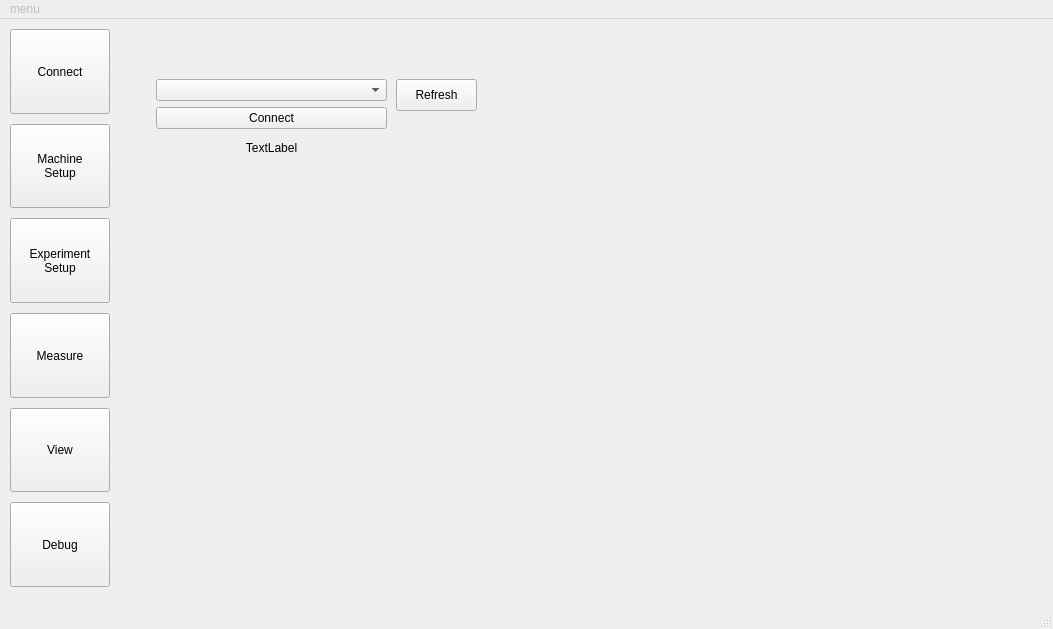
Old version of the form src/main/resources/base/design.ui in the repository OndrejPistora/thymos-loader.
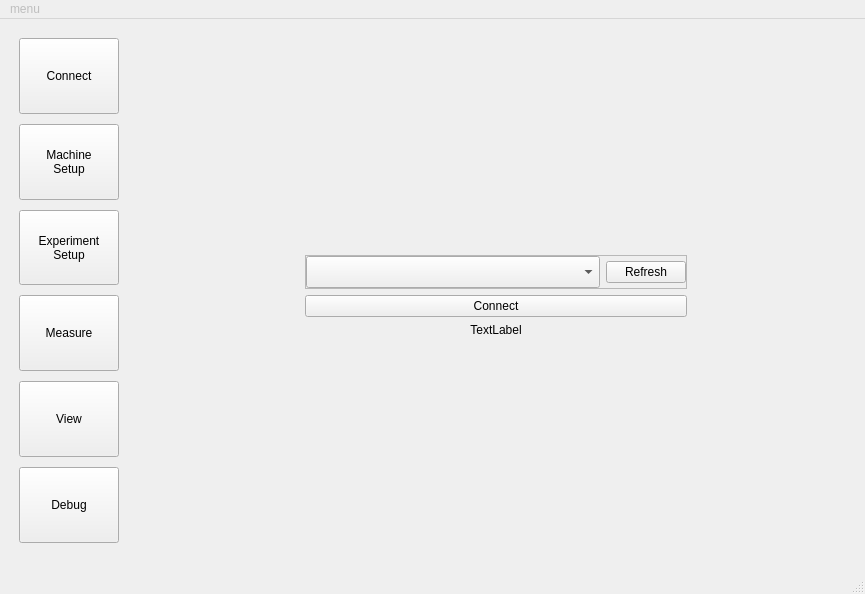
New version of the form. The open tabs and pages were chosen to show the change. Custom widgets are drawn as their Qt base class.

Commit message: save, quit unexpectedly

The edit to the form file:
```diff
--- a/src/main/resources/base/design.ui
+++ b/src/main/resources/base/design.ui
@@ -6,8 +6,8 @@
    <rect>
     <x>0</x>
     <y>0</y>
-    <width>1053</width>
-    <height>629</height>
+    <width>865</width>
+    <height>594</height>
    </rect>
   </property>
   <property name="windowTitle">
@@ -49,11 +49,13 @@
      <number>0</number>
     </property>
     <item>
+     <widget class="QFrame" name="horizontalFrame">
      <layout class="QHBoxLayout" name="horizontalLayout">
       <property name="sizeConstraint">
        <enum>QLayout::SetDefaultConstraint</enum>
       </property>
       <item>
+        <widget class="QFrame" name="mainMenu">
        <layout class="QVBoxLayout" name="verticalLayout" stretch="0,0,0,0,0,0,0">
         <property name="spacing">
          <number>10</number>
@@ -275,6 +277,7 @@
          </spacer>
         </item>
        </layout>
+        </widget>
       </item>
       <item>
        <widget class="QStackedWidget" name="stackedWidget">
@@ -306,31 +309,92 @@
          <number>1</number>
         </property>
         <widget class="QWidget" name="Connect">
+          <layout class="QGridLayout" name="gridLayout">
+           <item row="1" column="1">
+            <widget class="QFrame" name="fConnect">
+             <property name="minimumSize">
+              <size>
+               <width>400</width>
+               <height>0</height>
+              </size>
+             </property>
+             <layout class="QVBoxLayout" name="verticalLayout_25">
+              <item>
+               <widget class="QFrame" name="frame">
+                <property name="minimumSize">
+                 <size>
+                  <width>0</width>
+                  <height>32</height>
+                 </size>
+                </property>
+                <property name="frameShape">
+                 <enum>QFrame::StyledPanel</enum>
+                </property>
+                <property name="frameShadow">
+                 <enum>QFrame::Raised</enum>
+                </property>
+                <layout class="QHBoxLayout" name="horizontalLayout_13">
+                 <property name="leftMargin">
+                  <number>0</number>
+                 </property>
+                 <property name="topMargin">
+                  <number>0</number>
+                 </property>
+                 <property name="rightMargin">
+                  <number>0</number>
+                 </property>
+                 <property name="bottomMargin">
+                  <number>0</number>
+                 </property>
+                 <item>
+                  <widget class="QComboBox" name="serialPortSelection">
+                   <property name="sizePolicy">
+                    <sizepolicy hsizetype="Expanding" vsizetype="Maximum">
+                     <horstretch>0</horstretch>
+                     <verstretch>0</verstretch>
+                    </sizepolicy>
+                   </property>
+                   <property name="minimumSize">
+                    <size>
+                     <width>0</width>
+                     <height>32</height>
+                    </size>
+                   </property>
+                   <property name="maximumSize">
+                    <size>
+                     <width>16777215</width>
+                     <height>32</height>
+                    </size>
+                   </property>
+                   <property name="baseSize">
+                    <size>
+                     <width>0</width>
+                     <height>32</height>
+                    </size>
+                   </property>
+                  </widget>
+                 </item>
+                 <item>
          <widget class="QPushButton" name="butRefresh">
-          <property name="geometry">
-           <rect>
-            <x>270</x>
-            <y>60</y>
-            <width>81</width>
-            <height>32</height>
-           </rect>
+                   <property name="sizePolicy">
+                    <sizepolicy hsizetype="Preferred" vsizetype="Fixed">
+                     <horstretch>0</horstretch>
+                     <verstretch>0</verstretch>
+                    </sizepolicy>
+                   </property>
+                   <property name="baseSize">
+                    <size>
+                     <width>50</width>
+                     <height>0</height>
+                    </size>
           </property>
           <property name="text">
            <string>Refresh</string>
           </property>
          </widget>
-         <widget class="QWidget" name="">
-          <property name="geometry">
-           <rect>
-            <x>30</x>
-            <y>60</y>
-            <width>231</width>
-            <height>81</height>
-           </rect>
-          </property>
-          <layout class="QVBoxLayout" name="verticalLayout_25">
-           <item>
-            <widget class="QComboBox" name="serialPortSelection"/>
+                 </item>
+                </layout>
+               </widget>
            </item>
            <item>
             <widget class="QPushButton" name="buttonConnect">
@@ -351,6 +415,60 @@
            </item>
           </layout>
          </widget>
+           </item>
+           <item row="1" column="0">
+            <spacer name="horizontalSpacer_5">
+             <property name="orientation">
+              <enum>Qt::Horizontal</enum>
+             </property>
+             <property name="sizeHint" stdset="0">
+              <size>
+               <width>40</width>
+               <height>20</height>
+              </size>
+             </property>
+            </spacer>
+           </item>
+           <item row="2" column="1">
+            <spacer name="verticalSpacer_8">
+             <property name="orientation">
+              <enum>Qt::Vertical</enum>
+             </property>
+             <property name="sizeHint" stdset="0">
+              <size>
+               <width>20</width>
+               <height>40</height>
+              </size>
+             </property>
+            </spacer>
+           </item>
+           <item row="1" column="2">
+            <spacer name="horizontalSpacer_6">
+             <property name="orientation">
+              <enum>Qt::Horizontal</enum>
+             </property>
+             <property name="sizeHint" stdset="0">
+              <size>
+               <width>40</width>
+               <height>20</height>
+              </size>
+             </property>
+            </spacer>
+           </item>
+           <item row="0" column="1">
+            <spacer name="verticalSpacer_9">
+             <property name="orientation">
+              <enum>Qt::Vertical</enum>
+             </property>
+             <property name="sizeHint" stdset="0">
+              <size>
+               <width>20</width>
+               <height>40</height>
+              </size>
+             </property>
+            </spacer>
+           </item>
+          </layout>
         </widget>
         <widget class="QWidget" name="MachineSetup">
          <layout class="QHBoxLayout" name="horizontalLayout_11">
@@ -1366,6 +1484,7 @@
        </widget>
       </item>
      </layout>
+     </widget>
     </item>
    </layout>
   </widget>
@@ -1377,7 +1496,7 @@
     <rect>
      <x>0</x>
      <y>0</y>
-     <width>1053</width>
+     <width>865</width>
      <height>24</height>
     </rect>
    </property>
@@ -1389,7 +1508,11 @@
    </widget>
    <addaction name="menumenu"/>
   </widget>
-  <widget class="QStatusBar" name="statusbar"/>
+  <widget class="QStatusBar" name="statusbar">
+   <property name="enabled">
+    <bool>false</bool>
+   </property>
+  </widget>
   <action name="actionTestAction">
    <property name="text">
     <string>TestAction</string>
```
Left out of the diff: 56 changed lines with no effect on the pictures. Lines whose indentation alone changed are shown as unchanged.
